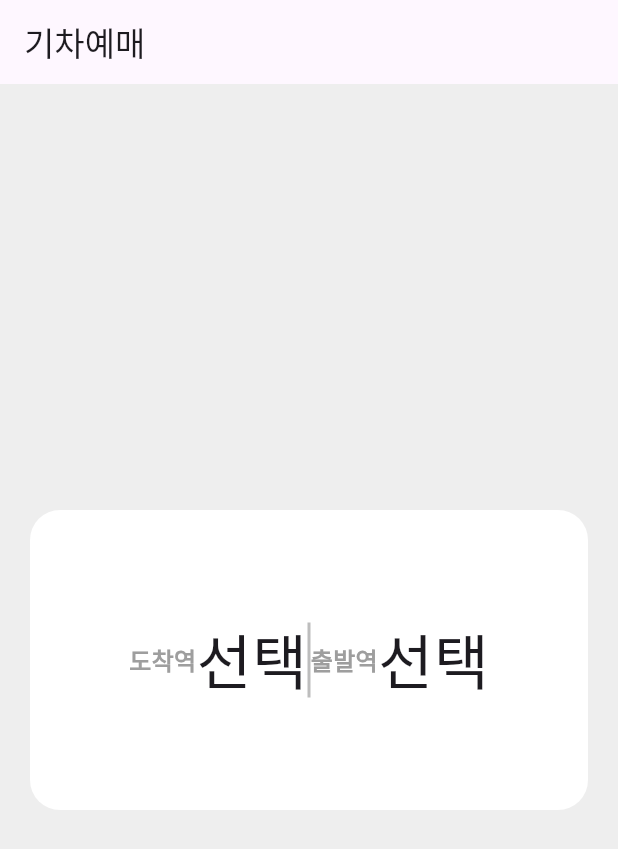
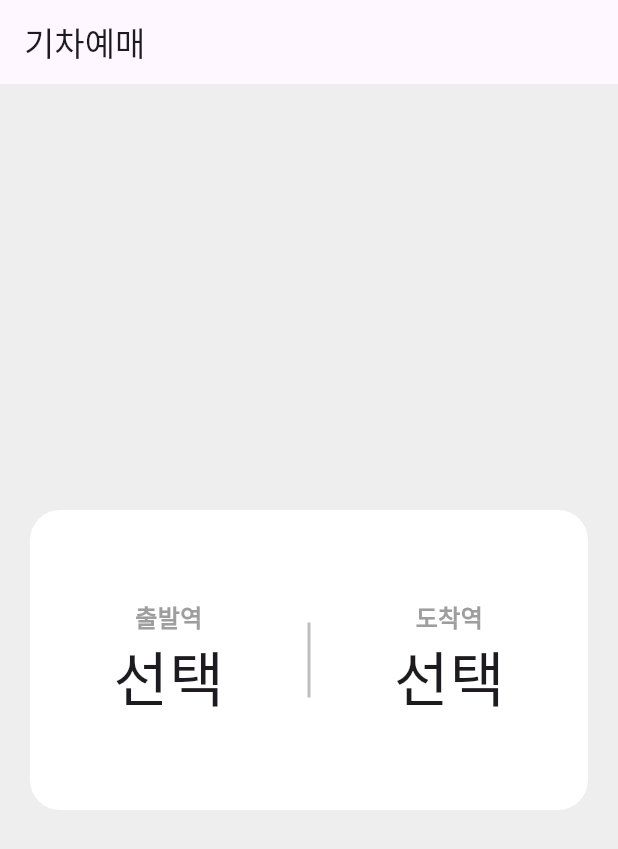
Before and after one commit to dlworua/flutter_train_app, a Flutter app: the screen it shows after launch, on a phone screen of 412 x 824 dp. Shown: the top 849 px of the screen. Run offline on Flutter 3.47's test engine with Material 3 defaults, Android fonts, the phone set to English and light mode, and no system bars.

Commit message:
feat: 출발,도착역 위젯 완성

```diff
--- a/lib/station_Select.dart
+++ b/lib/station_Select.dart
@@ -1,6 +1,6 @@
 import 'package:flutter/material.dart';
 
-//app bar  stationTitle 생성
+//StateSelect 클래스 위젯 생성
 class StationSelect extends StatelessWidget {
   @override
   Widget build(BuildContext context) {
@@ -16,28 +16,31 @@ class StationSelect extends StatelessWidget {
         mainAxisAlignment: MainAxisAlignment.center,
         children: [
           //"출발역" 텍스트 생성(사이즈 '15', 색상 'grey', 글꼴 굵게 설정)
+          stationBox('출발역', '선택'),
+          //"선택" 텍스트 생성(폰트사이즈 '40' 설정)
+
+          //세로선 생성 (너비 '2', 높이 '50', 색상 'Colors.grey[400]'설정)
+          Container(width: 2, height: 50, color: Colors.grey[400]),
+          stationBox('도착역', '선택'),
+        ],
+      ),
+    );
+  }
+
+  Expanded stationBox(String text, String station) {
+    return Expanded(
+      child: Column(
+        mainAxisAlignment: MainAxisAlignment.center,
+        children: [
           Text(
-            '도착역',
+            text,
             style: TextStyle(
               fontSize: 16,
               color: Colors.grey,
               fontWeight: FontWeight.bold,
             ),
           ),
-          //"선택" 텍스트 생성(폰트사이즈 '40' 설정)
-          Text('선택', style: TextStyle(fontSize: 40)),
-          //세로선 생성 (너비 '2', 높이 '50', 색상 'Colors.grey[400]'설정)
-          Container(width: 2, height: 50, color: Colors.grey[400]),
-          Text(
-            '출발역',
-            style: TextStyle(
-              fontSize: 16,
-              color: Colors.grey,
-              fontWeight: FontWeight.bold,
-            ),
-          ),
-          //"선택" 텍스트 생성(폰트사이즈 '40' 설정)
-          Text('선택', style: TextStyle(fontSize: 40)),
+          Text(station, style: TextStyle(fontSize: 40)),
         ],
       ),
     );
```
